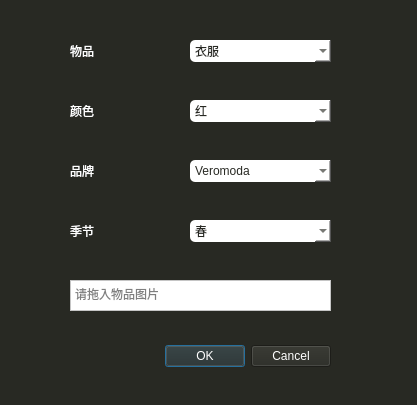
Old version of the form code/ui/add.ui in the repository RachelWealth/IoT-course-practice.
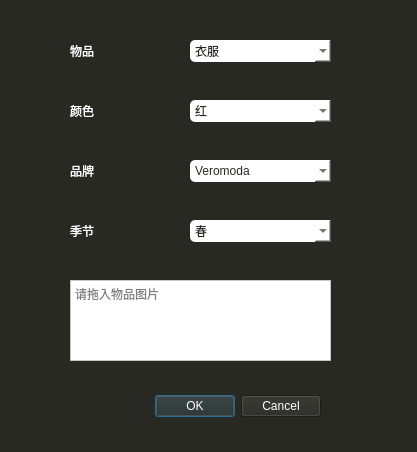
New version of the form.

The edit to the form file:
```diff
--- a/code/ui/add.ui
+++ b/code/ui/add.ui
@@ -7,7 +7,7 @@
     <x>0</x>
     <y>0</y>
     <width>417</width>
-    <height>405</height>
+    <height>452</height>
    </rect>
   </property>
   <property name="windowTitle">
@@ -19,8 +19,8 @@
   <widget class="QDialogButtonBox" name="buttonBox">
    <property name="geometry">
     <rect>
-     <x>50</x>
-     <y>340</y>
+     <x>40</x>
+     <y>390</y>
      <width>281</width>
      <height>32</height>
     </rect>
@@ -287,7 +287,7 @@
      <x>70</x>
      <y>280</y>
      <width>261</width>
-     <height>31</height>
+     <height>81</height>
     </rect>
    </property>
    <property name="styleSheet">
```
